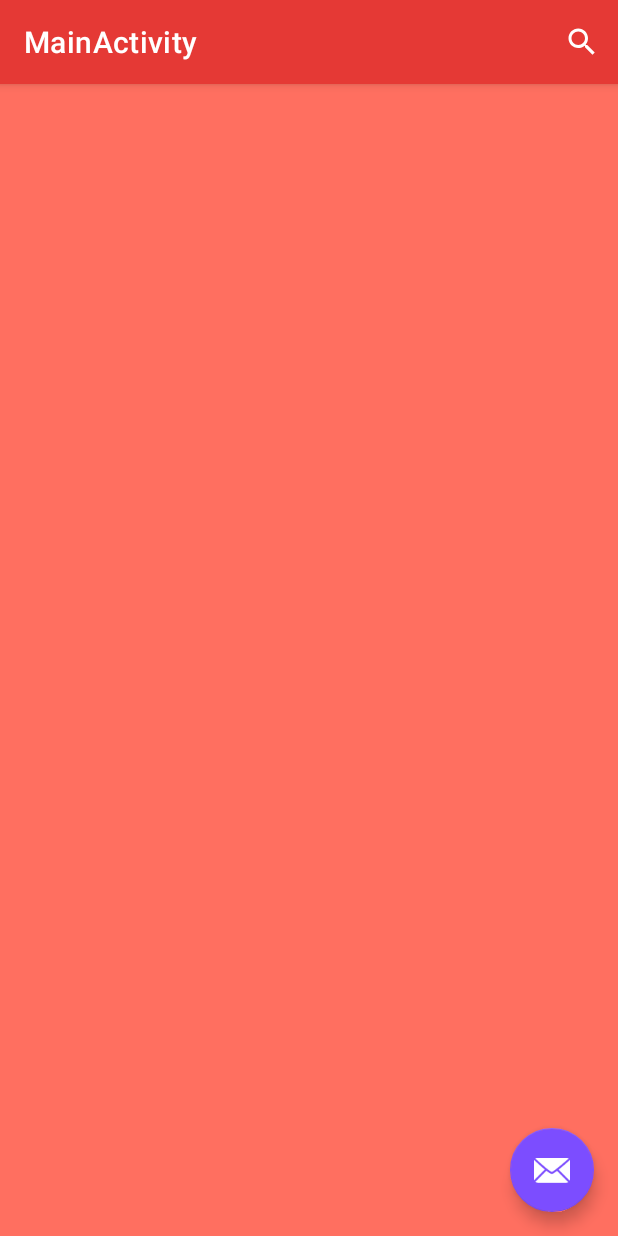
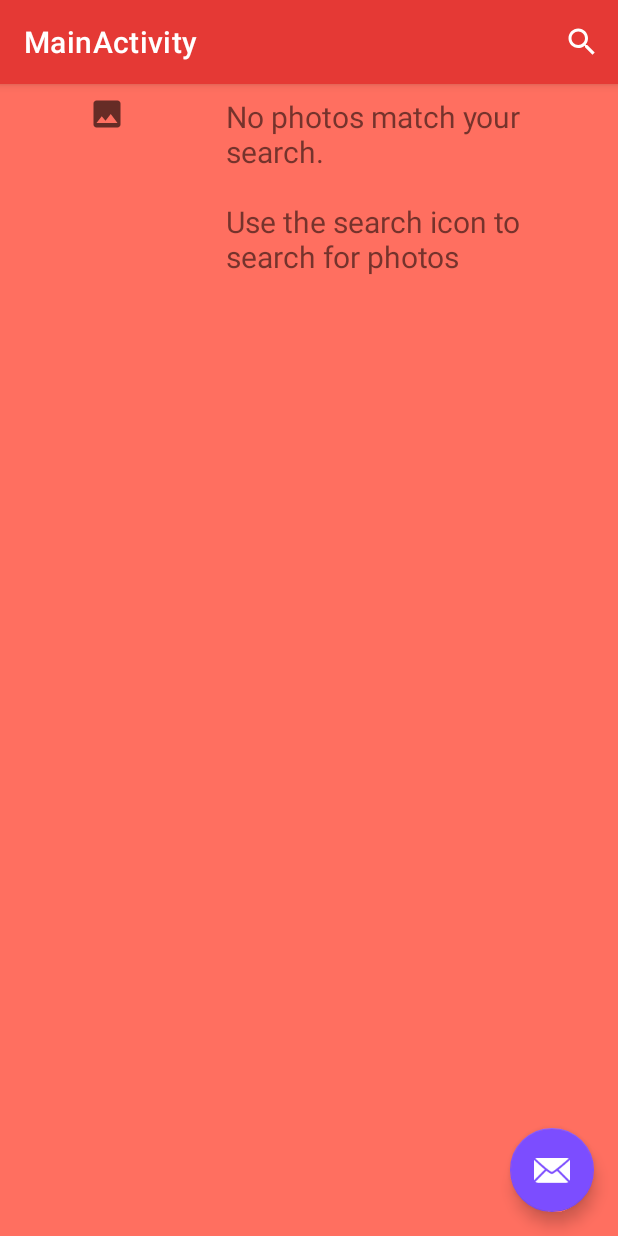
Before and after one commit to EngineerSk/flickr-browser-kotlin, an Android app: the screen it shows after launch (MainActivity), on a phone screen of 412 x 824 dp. Run offline under Robolectric (Android 15) with nearby library versions, the phone set to English and light mode, and no system bars; our stand-ins replace Picasso; pictures from the network do not load.

Commit message:
empty photo list condition handled

```diff
--- a/app/src/main/java/com/engineersk/flickrbrowser/adapters/FlickrImageRecyclerViewAdapter.kt
+++ b/app/src/main/java/com/engineersk/flickrbrowser/adapters/FlickrImageRecyclerViewAdapter.kt
@@ -72,6 +72,11 @@ class FlickrImageRecyclerViewAdapter(private var photoList: ArrayList<Photo>) :
      * @param position The position of the item within the adapter's data set.
      */
     override fun onBindViewHolder(holder: FlickrImageViewHolder, position: Int) {
+        if(photoList.isEmpty()){
+            holder.mThumbnail.setImageResource(R.drawable.ic_image_24)
+            holder.mTitle.text = holder.mTitle.context.getString(R.string.empty_photos)
+            return
+        }
         val photoItem = photoList[position]
         Log.d(TAG, "onBindViewHolder: ${photoItem.title}-->$position")
 
@@ -89,7 +94,7 @@ class FlickrImageRecyclerViewAdapter(private var photoList: ArrayList<Photo>) :
      */
     override fun getItemCount(): Int {
 //        Log.d(TAG, "getItemCount: called...")
-        return if (photoList.isNotEmpty()) photoList.size else 0
+        return if (photoList.isNotEmpty()) photoList.size else 1
     }
 
     fun loadNewData(newPhotos: ArrayList<Photo>) {
```
